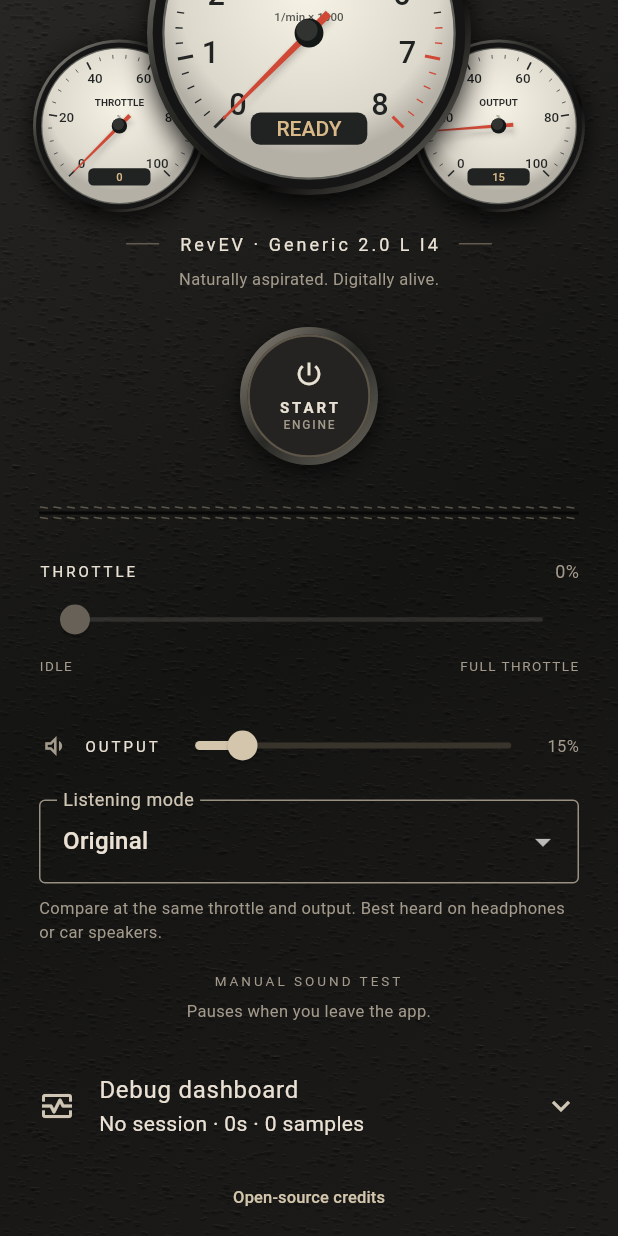
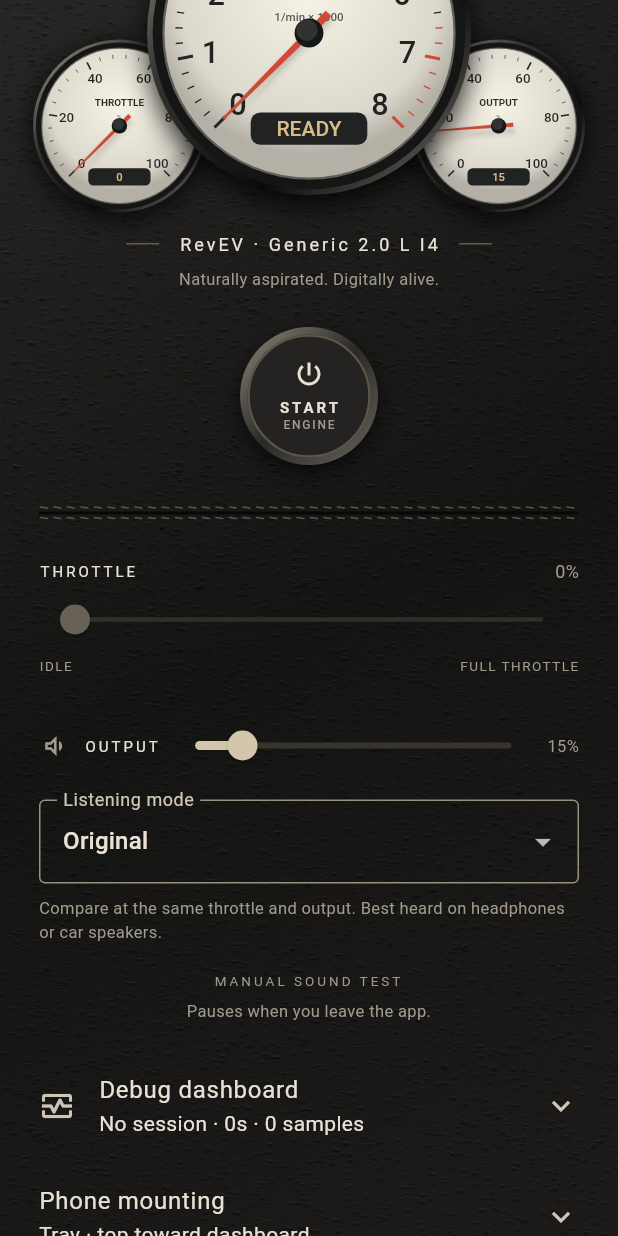
Before and after one commit to MrBendel/RevEV, a Flutter app: the screen it shows after launch, scrolled down 328 dp, on a phone screen of 412 x 824 dp. Run offline on Flutter 3.47's test engine with Material 3 defaults, Android fonts, the phone set to English and light mode, and no system bars; our stand-ins replace plugin_platform_interface.

Commit message:
Add mounting position selection to test sessions

```diff
--- a/lib/debug_dashboard.dart
+++ b/lib/debug_dashboard.dart
@@ -13,6 +13,7 @@ class DebugSession {
   String status = 'No session';
   String? error;
   String preset = 'generic';
+  String mountingPosition = 'trayTopForward';
   final List<Map<String, Object>> listeningChanges = [];
   String testResult = 'Manual session';
   final List<Map<String, Object>> testPhases = [];
@@ -63,6 +64,8 @@ class DebugSession {
   String report() => const JsonEncoder.withIndent('  ').convert({
     'app': 'RevEV',
     'enginePreset': preset,
+    'mountingPosition': mountingPosition,
+    'motionControlEnabled': false,
     'listeningChanges': listeningChanges,
     'platform': defaultTargetPlatform.name,
     'buildMode': kReleaseMode
--- a/lib/main.dart
+++ b/lib/main.dart
@@ -5,6 +5,7 @@ import 'package:flutter/services.dart';
 
 import 'dashboard.dart';
 import 'debug_dashboard.dart';
+import 'mounting_position.dart';
 
 import 'package:flutter/material.dart';
 import 'package:revev_engine/revev_engine.dart';
@@ -58,6 +59,7 @@ class _EngineLabState extends State<EngineLab> with WidgetsBindingObserver {
   String? _testPhase;
   EngineStats _stats = const EngineStats();
   String _preset = 'generic';
+  MountingPosition _mountingPosition = MountingPosition.trayTopForward;
   ListeningMode _listeningMode = ListeningMode.original;
   double _rumbleStrength = 0.5;
   bool _mixBusy = false;
@@ -149,6 +151,7 @@ class _EngineLabState extends State<EngineLab> with WidgetsBindingObserver {
       } else {
         _debug.begin();
         _debug.preset = _preset;
+        _debug.mountingPosition = _mountingPosition.name;
         _sessionClock
           ..reset()
           ..start();
@@ -771,6 +774,50 @@ class _EngineLabState extends State<EngineLab> with WidgetsBindingObserver {
                         ? () => unawaited(_toggle())
                         : null,
                   ),
+                  ExpansionTile(
+                    key: const Key('mounting-settings'),
+                    tilePadding: EdgeInsets.zero,
+                    title: const Text('Phone mounting'),
+                    subtitle: Text(_mountingPosition.label),
+                    children: [
+                      DropdownButtonFormField<MountingPosition>(
+                        key: const Key('mounting-position'),
+                        initialValue: _mountingPosition,
+                        isExpanded: true,
+                        decoration: const InputDecoration(
+                          labelText: 'Mounting position',
+                          border: OutlineInputBorder(),
+                        ),
+                        items: [
+                          for (final position in MountingPosition.values)
+                            DropdownMenuItem(
+                              value: position,
+                              child: Text(
+                                position.label,
+                                overflow: TextOverflow.ellipsis,
+                              ),
+                            ),
+                        ],
+                        onChanged: _stats.playing || _busy || _testing
+                            ? null
+                            : (value) {
+                                if (value != null) {
+                                  setState(() => _mountingPosition = value);
+                                }
+                              },
+                      ),
+                      const SizedBox(height: 8),
+                      Text(_mountingPosition.description),
+                      const SizedBox(height: 8),
+                      const Text(
+                        'Recorded in your test report for this app session. '
+                        'Motion control and calibration are not active yet. '
+                        'Choose a position before starting the engine.',
+                        style: TextStyle(fontSize: 11, color: leatherMuted),
+                      ),
+                      const SizedBox(height: 16),
+                    ],
+                  ),
                   TextButton(
                     onPressed: () => showLicensePage(
                       context: context,
--- /dev/null
+++ b/lib/mounting_position.dart
@@ -0,0 +1,36 @@
+/// Physical phone positions for comparing test sessions. These are not sensor
+/// coordinate transforms: motion control and calibration are not implemented.
+enum MountingPosition {
+  trayTopForward(
+    'Tray · top toward dashboard',
+    'Screen up; charging port toward the seats. A slight tray tilt is fine.',
+  ),
+  trayTopRearward(
+    'Tray · top toward seats',
+    'Screen up; charging port toward the dashboard.',
+  ),
+  trayTopLeft(
+    'Tray · top toward left door',
+    'Screen up, sideways. Left is as seen sitting in the car facing forward.',
+  ),
+  trayTopRight(
+    'Tray · top toward right door',
+    'Screen up, sideways. Right is as seen sitting in the car facing forward.',
+  ),
+  uprightPortrait(
+    'Upright · portrait',
+    'Screen toward the seats; top edge up and charging port down.',
+  ),
+  uprightLandscapeLeft(
+    'Upright · top toward left door',
+    'Screen toward the seats, sideways; charging port toward the right door.',
+  ),
+  uprightLandscapeRight(
+    'Upright · top toward right door',
+    'Screen toward the seats, sideways; charging port toward the left door.',
+  );
+
+  const MountingPosition(this.label, this.description);
+  final String label;
+  final String description;
+}
```
Also changed, not shown: 1 other file.
